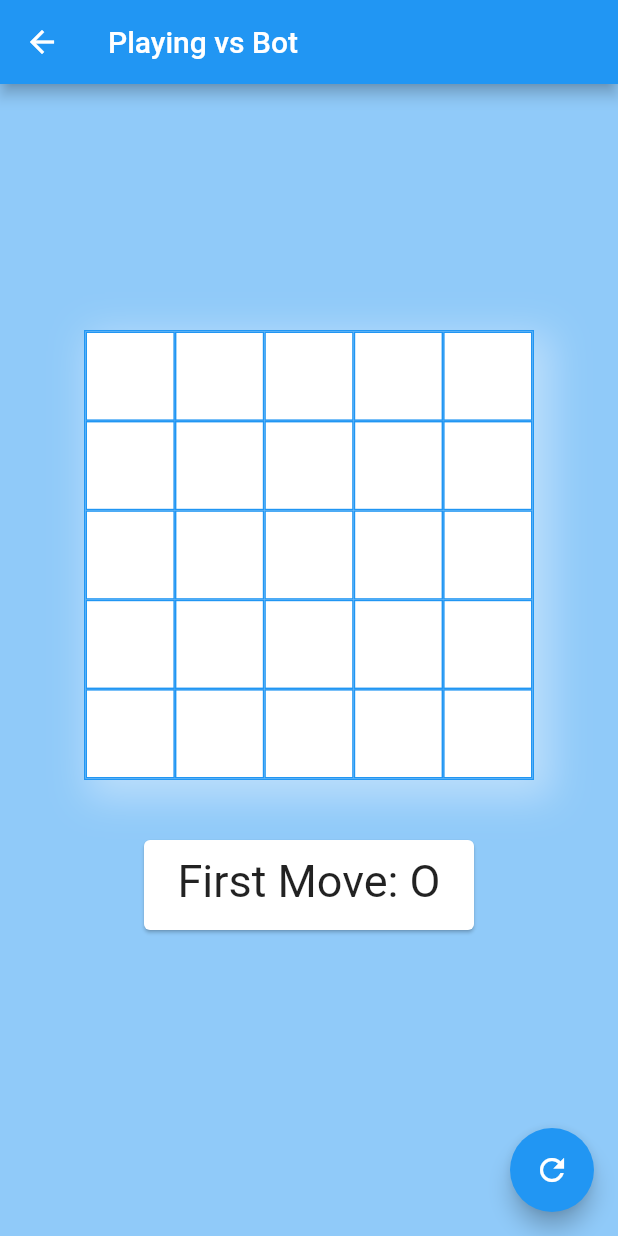
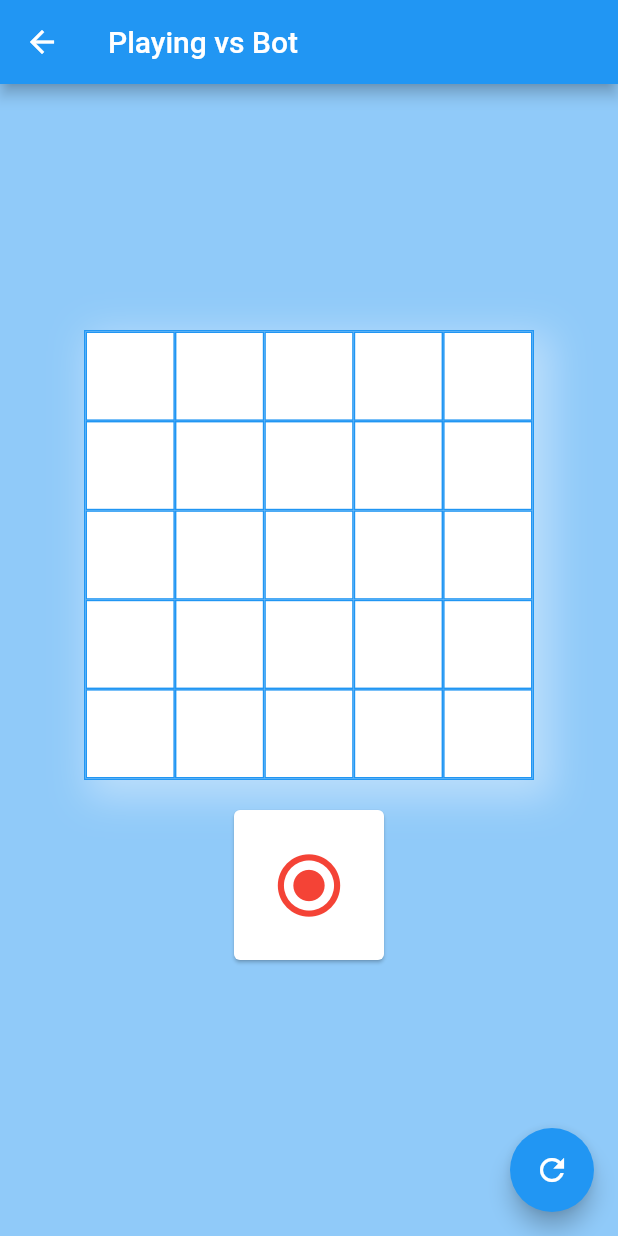
Before and after one commit to phucho236/CaroGame, a Flutter app: the GamePage screen opened directly, on a phone screen of 412 x 824 dp. Run offline on Flutter 3.47's test engine with Material 2 defaults, Android fonts, the phone set to English and light mode, and no system bars.

Commit message:
update icon

```diff
--- a/lib/game.dart
+++ b/lib/game.dart
@@ -10,7 +10,7 @@ String winner = '';
 var _gamePageState;
 var _turnState;
 var _context;
-String _turn = 'First Move: X';
+String _turn = 'x';
 bool loading = false;
 int testLoop = 0;
 List<String> _board = [
@@ -49,7 +49,7 @@ class GamePage extends StatefulWidget {
     _resetGame();
     vsBot = this.isBot;
 
-    if (vsBot) _turn = 'First Move: O';
+    if (vsBot) _turn = 'o';
   }
 
   @override
@@ -137,9 +137,9 @@ class _BoxState extends State<Box> {
       }
       _turnState.setState(() {
         if (currentMoves % 2 == 0)
-          _turn = 'Turn: X';
+          _turn = 'x';
         else
-          _turn = 'Turn: O';
+          _turn = 'o';
         _gamePageState.setState(() {});
       });
     });
@@ -153,14 +153,26 @@ class _BoxState extends State<Box> {
             decoration: BoxDecoration(
                 shape: BoxShape.rectangle,
                 border: new Border.all(color: Colors.blue)),
-            child: Center(
-              child: Text(
-                _board[widget.index].toUpperCase(),
-                style: TextStyle(
-                  fontSize: 45,
-                  fontWeight: FontWeight.bold,
-                ),
-              ),
+            child: Stack(
+              children: <Widget>[
+                Center(
+                    child: _board[widget.index] == 'x'
+                        ? Icon(
+                            Icons.control_point,
+                            color: Colors.orange,
+                            size: 50,
+                          )
+                        : Container()),
+                Center(
+                  child: _board[widget.index] == 'o'
+                      ? Icon(
+                          Icons.radio_button_checked,
+                          color: Colors.red,
+                          size: 50,
+                        )
+                      : Container(),
+                )
+              ],
             )),
         onPressed: () {
           if (_board[widget.index] == '') {
@@ -192,17 +204,32 @@ class _StatusState extends State<Status> {
   Widget build(BuildContext context) {
     _turnState = this;
     return Card(
-        margin: EdgeInsets.all(40),
+        margin: EdgeInsets.all(20),
         child: Container(
-          width: 220,
-          height: 60,
-          padding: EdgeInsets.fromLTRB(20, 10, 20, 10),
-          child: Text(
-            _turn,
-            style: TextStyle(fontSize: 30),
-            textAlign: TextAlign.center,
-          ),
-        ));
+            width: 100,
+            height: 100,
+            //padding: EdgeInsets.fromLTRB(20, 10, 20, 10),
+            child: Stack(
+              children: <Widget>[
+                Center(
+                    child: _turn == 'x'
+                        ? Icon(
+                            Icons.control_point,
+                            color: Colors.orange,
+                            size: 50,
+                          )
+                        : Container()),
+                Center(
+                  child: _turn == 'o'
+                      ? Icon(
+                          Icons.radio_button_checked,
+                          color: Colors.red,
+                          size: 50,
+                        )
+                      : Container(),
+                )
+              ],
+            )));
   }
 }
 
@@ -460,7 +487,7 @@ void _resetGame() {
     '',
     '',
   ];
-  _turn = 'First Move: X';
+  _turn = 'x';
   loading = false;
 }
 
@@ -868,7 +895,7 @@ int _bestMove(List<String> _board) {
   _gamePageState.setState(() {});
   loading = false;
   _turnState.setState(() {
-    _turn = 'Turn: X';
+    _turn = 'x';
     currentMoves++;
   });
   return bestMove;
```
